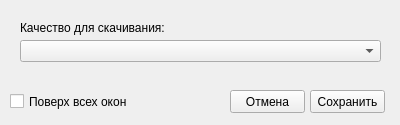
This is prefswindow.ui in EfogDev/WatchIt as Qt 5 draws it before an edit. The edited form follows.
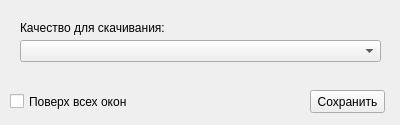
This is the edited form.

```diff
--- a/prefswindow.ui
+++ b/prefswindow.ui
@@ -36,31 +36,21 @@
     <string>Сохранить</string>
    </property>
   </widget>
-  <widget class="QPushButton" name="pushButton_2">
-   <property name="geometry">
-    <rect>
-     <x>230</x>
-     <y>90</y>
-     <width>75</width>
-     <height>23</height>
-    </rect>
-   </property>
-   <property name="text">
-    <string>Отмена</string>
-   </property>
-  </widget>
   <widget class="QCheckBox" name="checkBox">
    <property name="geometry">
     <rect>
      <x>10</x>
      <y>93</y>
-     <width>131</width>
+     <width>281</width>
      <height>17</height>
     </rect>
    </property>
    <property name="text">
     <string>Поверх всех окон</string>
    </property>
+   <property name="checked">
+    <bool>false</bool>
+   </property>
   </widget>
   <widget class="QLabel" name="label">
    <property name="geometry">
```
